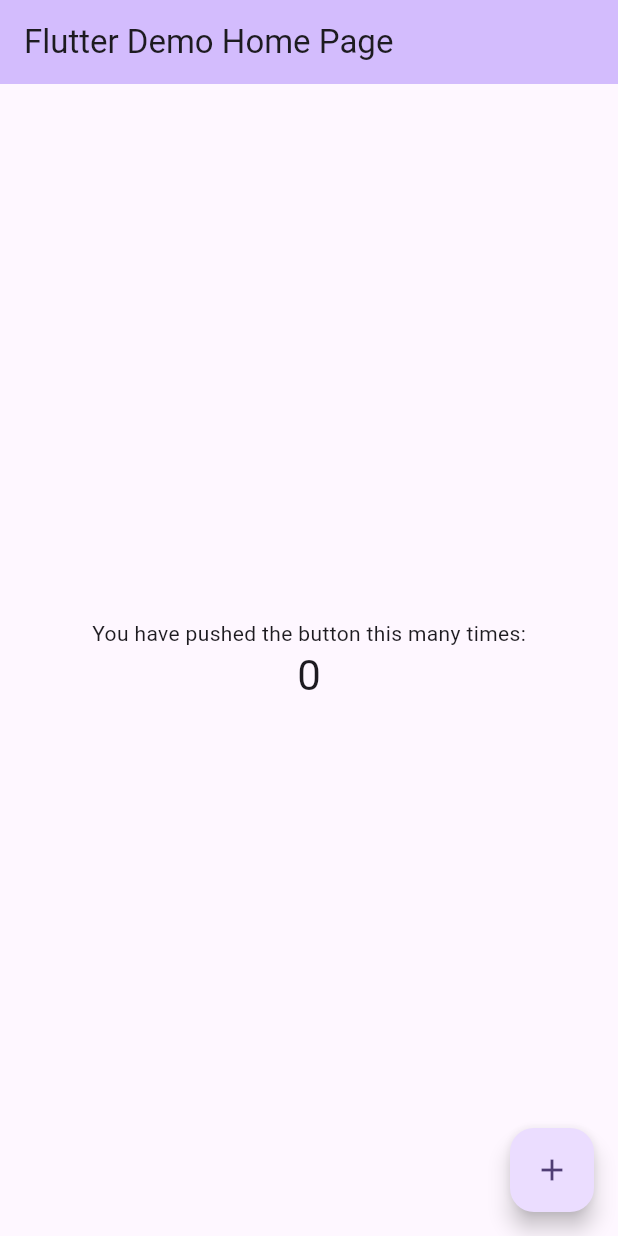
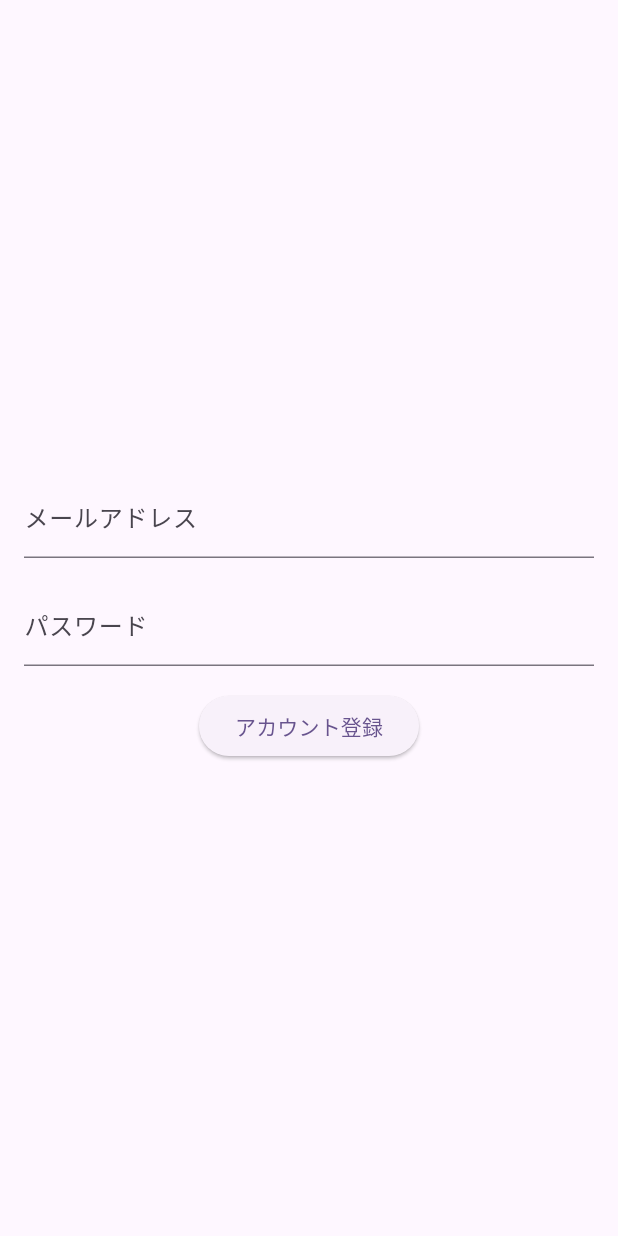
Before and after one commit to KobayashiYoh/flutter_learning, a Flutter app: the screen it shows after launch, on a phone screen of 412 x 824 dp. Run offline on Flutter 3.47's test engine with Material 3 defaults, Android fonts, the phone set to English and light mode, and no system bars; our stand-ins replace firebase_auth, firebase_core, flutter_dotenv, flutter_signin_button, geolocator, google_sign_in and 7 more; missing offline and left inert: qr_code_scanner; accounts and stored records are empty; generated files the repository leaves out were written again.

Commit message:
フォームのUIを作成

```diff
--- a/cognito/lib/main.dart
+++ b/cognito/lib/main.dart
@@ -7,119 +7,67 @@ void main() {
 class MyApp extends StatelessWidget {
   const MyApp({super.key});
 
-  // This widget is the root of your application.
   @override
   Widget build(BuildContext context) {
     return MaterialApp(
-      title: 'Flutter Demo',
+      title: 'Cognito Learning',
       theme: ThemeData(
-        // This is the theme of your application.
-        //
-        // TRY THIS: Try running your application with "flutter run". You'll see
-        // the application has a purple toolbar. Then, without quitting the app,
-        // try changing the seedColor in the colorScheme below to Colors.green
-        // and then invoke "hot reload" (save your changes or press the "hot
-        // reload" button in a Flutter-supported IDE, or press "r" if you used
-        // the command line to start the app).
-        //
-        // Notice that the counter didn't reset back to zero; the application
-        // state is not lost during the reload. To reset the state, use hot
-        // restart instead.
-        //
-        // This works for code too, not just values: Most code changes can be
-        // tested with just a hot reload.
         colorScheme: ColorScheme.fromSeed(seedColor: Colors.deepPurple),
         useMaterial3: true,
       ),
-      home: const MyHomePage(title: 'Flutter Demo Home Page'),
+      home: const MyHomePage(),
     );
   }
 }
 
 class MyHomePage extends StatefulWidget {
-  const MyHomePage({super.key, required this.title});
-
-  // This widget is the home page of your application. It is stateful, meaning
-  // that it has a State object (defined below) that contains fields that affect
-  // how it looks.
-
-  // This class is the configuration for the state. It holds the values (in this
-  // case the title) provided by the parent (in this case the App widget) and
-  // used by the build method of the State. Fields in a Widget subclass are
-  // always marked "final".
-
-  final String title;
+  const MyHomePage({super.key});
 
   @override
   State<MyHomePage> createState() => _MyHomePageState();
 }
 
 class _MyHomePageState extends State<MyHomePage> {
-  int _counter = 0;
+  final _emailController = TextEditingController();
+  final _passwordController = TextEditingController();
 
-  void _incrementCounter() {
-    setState(() {
-      // This call to setState tells the Flutter framework that something has
-      // changed in this State, which causes it to rerun the build method below
-      // so that the display can reflect the updated values. If we changed
-      // _counter without calling setState(), then the build method would not be
-      // called again, and so nothing would appear to happen.
-      _counter++;
-    });
+  @override
+  void dispose() {
+    _emailController.dispose();
+    _passwordController.dispose();
+    super.dispose();
   }
 
   @override
   Widget build(BuildContext context) {
-    // This method is rerun every time setState is called, for instance as done
-    // by the _incrementCounter method above.
-    //
-    // The Flutter framework has been optimized to make rerunning build methods
-    // fast, so that you can just rebuild anything that needs updating rather
-    // than having to individually change instances of widgets.
     return Scaffold(
-      appBar: AppBar(
-        // TRY THIS: Try changing the color here to a specific color (to
-        // Colors.amber, perhaps?) and trigger a hot reload to see the AppBar
-        // change color while the other colors stay the same.
-        backgroundColor: Theme.of(context).colorScheme.inversePrimary,
-        // Here we take the value from the MyHomePage object that was created by
-        // the App.build method, and use it to set our appbar title.
-        title: Text(widget.title),
-      ),
-      body: Center(
-        // Center is a layout widget. It takes a single child and positions it
-        // in the middle of the parent.
+      body: Padding(
+        padding: const EdgeInsets.all(16.0),
         child: Column(
-          // Column is also a layout widget. It takes a list of children and
-          // arranges them vertically. By default, it sizes itself to fit its
-          // children horizontally, and tries to be as tall as its parent.
-          //
-          // Column has various properties to control how it sizes itself and
-          // how it positions its children. Here we use mainAxisAlignment to
-          // center the children vertically; the main axis here is the vertical
-          // axis because Columns are vertical (the cross axis would be
-          // horizontal).
-          //
-          // TRY THIS: Invoke "debug painting" (choose the "Toggle Debug Paint"
-          // action in the IDE, or press "p" in the console), to see the
-          // wireframe for each widget.
           mainAxisAlignment: MainAxisAlignment.center,
-          children: <Widget>[
-            const Text(
-              'You have pushed the button this many times:',
+          children: [
+            TextField(
+              controller: _emailController,
+              decoration: const InputDecoration(
+                label: Text('メールアドレス'),
+              ),
             ),
-            Text(
-              '$_counter',
-              style: Theme.of(context).textTheme.headlineMedium,
+            const SizedBox(height: 16.0),
+            TextField(
+              controller: _passwordController,
+              obscureText: true,
+              decoration: const InputDecoration(
+                label: Text('パスワード'),
+              ),
+            ),
+            const SizedBox(height: 16.0),
+            ElevatedButton(
+              onPressed: () {},
+              child: const Text('アカウント登録'),
             ),
           ],
         ),
       ),
-      floatingActionButton: FloatingActionButton(
-        onPressed: _incrementCounter,
-        tooltip: 'Increment',
-        child: const Icon(Icons.add),
-      ), // This trailing comma makes auto-formatting nicer for build methods.
     );
   }
 }
```
